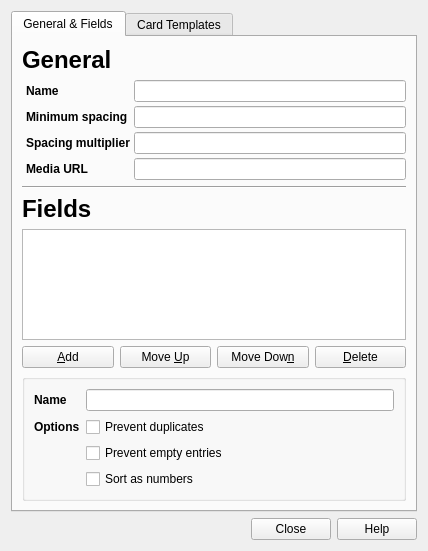
Qt form designer/modelproperties.ui (ankitects/anki) before a commit.
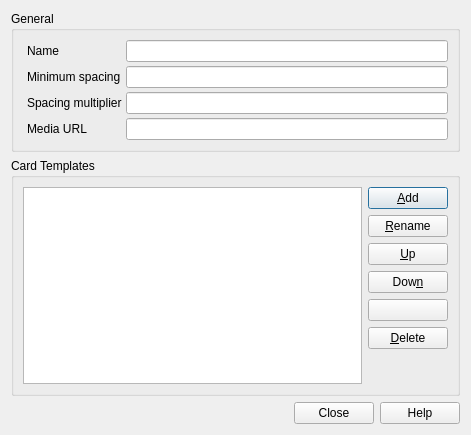
The same form after that commit.

The edit to the form file:
```diff
--- a/designer/modelproperties.ui
+++ b/designer/modelproperties.ui
@@ -9,8 +9,8 @@
    <rect>
     <x>0</x>
     <y>0</y>
-    <width>420</width>
-    <height>551</height>
+    <width>471</width>
+    <height>435</height>
    </rect>
   </property>
   <property name="windowTitle">
@@ -18,30 +18,13 @@
   </property>
   <layout class="QVBoxLayout" name="verticalLayout">
    <item>
-    <widget class="QTabWidget" name="tabWidget">
-     <property name="currentIndex">
-      <number>0</number>
+    <widget class="QGroupBox" name="groupBox">
+     <property name="title">
+      <string>General</string>
      </property>
-     <widget class="QWidget" name="tab_2">
-      <attribute name="title">
-       <string>General &amp;&amp; Fields</string>
-      </attribute>
-      <layout class="QVBoxLayout">
-       <property name="spacing">
-        <number>6</number>
-       </property>
-       <property name="margin">
-        <number>9</number>
-       </property>
+     <layout class="QVBoxLayout" name="verticalLayout_2">
        <item>
-        <widget class="QLabel" name="label_2">
-         <property name="text">
-          <string>&lt;h1&gt;General&lt;/h1&gt;</string>
-         </property>
-        </widget>
-       </item>
-       <item>
-        <layout class="QGridLayout" name="gridLayout">
+       <layout class="QGridLayout" name="gridLayout_2">
          <property name="leftMargin">
           <number>4</number>
          </property>
@@ -49,9 +32,9 @@
           <number>4</number>
          </property>
          <item row="0" column="0">
-          <widget class="QLabel" name="label">
+         <widget class="QLabel" name="label_2">
            <property name="text">
-            <string>&lt;b&gt;Name&lt;/b&gt;</string>
+           <string>Name</string>
            </property>
            <property name="alignment">
             <set>Qt::AlignLeading|Qt::AlignLeft|Qt::AlignVCenter</set>
@@ -62,9 +45,9 @@
           <widget class="QLineEdit" name="name"/>
          </item>
          <item row="1" column="0">
-          <widget class="QLabel" name="label_19">
+         <widget class="QLabel" name="label_20">
            <property name="text">
-            <string>&lt;b&gt;Minimum spacing&lt;/b&gt;</string>
+           <string>Minimum spacing</string>
            </property>
            <property name="openExternalLinks">
             <bool>true</bool>
@@ -72,13 +55,9 @@
           </widget>
          </item>
          <item row="2" column="0">
-          <widget class="QLabel" name="label_25">
+         <widget class="QLabel" name="label_26">
            <property name="text">
-            <string>&lt;!DOCTYPE HTML PUBLIC &quot;-//W3C//DTD HTML 4.0//EN&quot; &quot;http://www.w3.org/TR/REC-html40/strict.dtd&quot;&gt;
-&lt;html&gt;&lt;head&gt;&lt;meta name=&quot;qrichtext&quot; content=&quot;1&quot; /&gt;&lt;style type=&quot;text/css&quot;&gt;
-p, li { white-space: pre-wrap; }
-&lt;/style&gt;&lt;/head&gt;&lt;body style=&quot; font-family:'DejaVu Sans'; font-size:9pt; font-weight:400; font-style:normal;&quot;&gt;
-&lt;p style=&quot; margin-top:0px; margin-bottom:0px; margin-left:0px; margin-right:0px; -qt-block-indent:0; text-indent:0px;&quot;&gt;&lt;span style=&quot; font-weight:600;&quot;&gt;Spacing multiplier&lt;/span&gt;&lt;/p&gt;&lt;/body&gt;&lt;/html&gt;</string>
+           <string>Spacing multiplier</string>
            </property>
            <property name="openExternalLinks">
             <bool>true</bool>
@@ -86,23 +65,23 @@
           </widget>
          </item>
          <item row="1" column="1">
-          <layout class="QHBoxLayout" name="horizontalLayout_3">
+         <layout class="QHBoxLayout" name="horizontalLayout_5">
            <item>
             <widget class="QLineEdit" name="initialSpacing"/>
            </item>
           </layout>
          </item>
          <item row="2" column="1">
-          <layout class="QHBoxLayout" name="horizontalLayout_4">
+         <layout class="QHBoxLayout" name="horizontalLayout_6">
            <item>
             <widget class="QLineEdit" name="spacing"/>
            </item>
           </layout>
          </item>
          <item row="3" column="0">
-          <widget class="QLabel" name="label_4">
+         <widget class="QLabel" name="label_5">
            <property name="text">
-            <string>&lt;b&gt;Media URL&lt;/B&gt;</string>
+           <string>Media URL</string>
            </property>
           </widget>
          </item>
@@ -111,182 +90,18 @@
          </item>
         </layout>
        </item>
-       <item>
-        <widget class="Line" name="line_3">
-         <property name="orientation">
-          <enum>Qt::Horizontal</enum>
-         </property>
-        </widget>
-       </item>
-       <item>
-        <widget class="QLabel" name="label_6">
-         <property name="text">
-          <string>&lt;h1&gt;Fields&lt;/h1&gt;</string>
-         </property>
-        </widget>
-       </item>
-       <item>
-        <layout class="QHBoxLayout">
-         <property name="spacing">
-          <number>6</number>
-         </property>
-         <property name="margin">
-          <number>0</number>
-         </property>
-         <item>
-          <widget class="QListWidget" name="fieldList">
-           <property name="sizePolicy">
-            <sizepolicy hsizetype="Expanding" vsizetype="Expanding">
-             <horstretch>0</horstretch>
-             <verstretch>0</verstretch>
-            </sizepolicy>
-           </property>
-           <property name="minimumSize">
-            <size>
-             <width>0</width>
-             <height>60</height>
-            </size>
-           </property>
-          </widget>
-         </item>
-        </layout>
-       </item>
-       <item>
-        <layout class="QHBoxLayout" name="horizontalLayout">
-         <item>
-          <widget class="QPushButton" name="fieldAdd">
-           <property name="text">
-            <string>&amp;Add</string>
-           </property>
-           <property name="autoDefault">
-            <bool>false</bool>
-           </property>
+     </layout>
           </widget>
          </item>
          <item>
-          <widget class="QPushButton" name="fieldUp">
-           <property name="toolTip">
-            <string>Move selected field up</string>
-           </property>
-           <property name="text">
-            <string>Move &amp;Up</string>
-           </property>
-           <property name="autoDefault">
-            <bool>false</bool>
-           </property>
-          </widget>
-         </item>
-         <item>
-          <widget class="QPushButton" name="fieldDown">
-           <property name="toolTip">
-            <string>Move selected field down</string>
-           </property>
-           <property name="text">
-            <string>Move Dow&amp;n</string>
-           </property>
-           <property name="autoDefault">
-            <bool>false</bool>
-           </property>
-          </widget>
-         </item>
-         <item>
-          <widget class="QPushButton" name="fieldDelete">
-           <property name="text">
-            <string>&amp;Delete</string>
-           </property>
-           <property name="autoDefault">
-            <bool>false</bool>
-           </property>
-          </widget>
-         </item>
-        </layout>
-       </item>
-       <item>
-        <widget class="QGroupBox" name="fieldEditBox">
+    <widget class="QGroupBox" name="groupBox_2">
          <property name="title">
-          <string/>
-         </property>
-         <property name="flat">
-          <bool>false</bool>
-         </property>
-         <layout class="QVBoxLayout" name="verticalLayout_2">
-          <item>
-           <layout class="QGridLayout" name="_2">
-            <property name="margin">
-             <number>0</number>
-            </property>
-            <property name="spacing">
-             <number>6</number>
-            </property>
-            <item row="1" column="0">
-             <widget class="QLabel" name="label_18">
-              <property name="text">
-               <string>&lt;b&gt;Options&lt;/b&gt;</string>
-              </property>
-             </widget>
-            </item>
-            <item row="0" column="1">
-             <widget class="QLineEdit" name="fieldName"/>
-            </item>
-            <item row="1" column="1">
-             <widget class="QCheckBox" name="fieldUnique">
-              <property name="text">
-               <string>Prevent duplicates</string>
-              </property>
-             </widget>
-            </item>
-            <item row="0" column="0">
-             <widget class="QLabel" name="label_20">
-              <property name="text">
-               <string>&lt;b&gt;Name&lt;/b&gt;</string>
-              </property>
-              <property name="alignment">
-               <set>Qt::AlignLeading|Qt::AlignLeft|Qt::AlignVCenter</set>
-              </property>
-             </widget>
-            </item>
-            <item row="2" column="1">
-             <widget class="QCheckBox" name="fieldRequired">
-              <property name="text">
-               <string>Prevent empty entries</string>
-              </property>
-             </widget>
-            </item>
-            <item row="3" column="1">
-             <widget class="QCheckBox" name="numeric">
-              <property name="text">
-               <string>Sort as numbers</string>
-              </property>
-             </widget>
-            </item>
-           </layout>
-          </item>
-         </layout>
-        </widget>
-       </item>
-      </layout>
-     </widget>
-     <widget class="QWidget" name="tab_3">
-      <attribute name="title">
        <string>Card Templates</string>
-      </attribute>
-      <layout class="QGridLayout" name="gridLayout_2">
-       <item row="0" column="0">
-        <widget class="QLabel" name="label_8">
-         <property name="text">
-          <string>&lt;h1&gt;Card Templates&lt;/h1&gt;</string>
-         </property>
-        </widget>
-       </item>
-       <item row="1" column="0">
-        <layout class="QHBoxLayout">
-         <property name="spacing">
-          <number>6</number>
-         </property>
-         <property name="margin">
-          <number>0</number>
-         </property>
+     </property>
+     <layout class="QVBoxLayout" name="verticalLayout_5">
          <item>
+       <layout class="QGridLayout" name="gridLayout_4">
+        <item row="0" column="0">
           <widget class="QListWidget" name="cardList">
            <property name="sizePolicy">
             <sizepolicy hsizetype="Expanding" vsizetype="Preferred">
@@ -302,10 +117,8 @@
            </property>
           </widget>
          </item>
-        </layout>
-       </item>
-       <item row="2" column="0">
-        <layout class="QHBoxLayout" name="horizontalLayout_2">
+        <item row="0" column="1">
+         <layout class="QVBoxLayout" name="verticalLayout_4">
          <item>
           <widget class="QPushButton" name="cardAdd">
            <property name="text">
@@ -313,13 +126,20 @@
            </property>
           </widget>
          </item>
+          <item>
+           <widget class="QPushButton" name="cardRename">
+            <property name="text">
+             <string>&amp;Rename</string>
+            </property>
+           </widget>
+          </item>
          <item>
           <widget class="QPushButton" name="cardUp">
            <property name="toolTip">
             <string>Move selected card model up</string>
            </property>
            <property name="text">
-            <string>Move &amp;Up</string>
+             <string>&amp;Up</string>
            </property>
           </widget>
          </item>
@@ -329,7 +149,7 @@
             <string>Move selected card model down</string>
            </property>
            <property name="text">
-            <string>Move Dow&amp;n</string>
+             <string>Dow&amp;n</string>
            </property>
           </widget>
          </item>
@@ -347,136 +167,24 @@
            </property>
           </widget>
          </item>
-        </layout>
-       </item>
-       <item row="3" column="0">
-        <widget class="QGroupBox" name="cardEditBox">
-         <property name="sizePolicy">
-          <sizepolicy hsizetype="Preferred" vsizetype="Expanding">
-           <horstretch>0</horstretch>
-           <verstretch>0</verstretch>
-          </sizepolicy>
-         </property>
-         <property name="title">
-          <string/>
-         </property>
-         <layout class="QVBoxLayout" name="verticalLayout_3">
           <item>
-           <layout class="QGridLayout" name="_3">
-            <property name="margin">
-             <number>0</number>
+           <spacer name="verticalSpacer_3">
+            <property name="orientation">
+             <enum>Qt::Vertical</enum>
             </property>
-            <property name="spacing">
-             <number>6</number>
+            <property name="sizeHint" stdset="0">
+             <size>
+              <width>20</width>
+              <height>40</height>
+             </size>
             </property>
-            <item row="3" column="0">
-             <widget class="QLabel" name="label_23">
-              <property name="text">
-               <string>&lt;b&gt;Options&lt;/b&gt;</string>
-              </property>
-             </widget>
-            </item>
-            <item row="2" column="1">
-             <widget class="QTextEdit" name="cardAnswer">
-              <property name="sizePolicy">
-               <sizepolicy hsizetype="Expanding" vsizetype="Expanding">
-                <horstretch>0</horstretch>
-                <verstretch>0</verstretch>
-               </sizepolicy>
-              </property>
-              <property name="horizontalScrollBarPolicy">
-               <enum>Qt::ScrollBarAlwaysOff</enum>
-              </property>
-              <property name="tabChangesFocus">
-               <bool>true</bool>
-              </property>
-              <property name="acceptRichText">
-               <bool>false</bool>
-              </property>
-             </widget>
-            </item>
-            <item row="2" column="0">
-             <widget class="QLabel" name="label_15">
-              <property name="text">
-               <string>&lt;b&gt;Answer&lt;/b&gt;</string>
-              </property>
-              <property name="alignment">
-               <set>Qt::AlignLeading|Qt::AlignLeft|Qt::AlignVCenter</set>
-              </property>
-              <property name="openExternalLinks">
-               <bool>true</bool>
-              </property>
-             </widget>
-            </item>
-            <item row="0" column="1">
-             <widget class="QLineEdit" name="cardName"/>
-            </item>
-            <item row="1" column="1">
-             <widget class="QTextEdit" name="cardQuestion">
-              <property name="sizePolicy">
-               <sizepolicy hsizetype="Expanding" vsizetype="Expanding">
-                <horstretch>0</horstretch>
-                <verstretch>0</verstretch>
-               </sizepolicy>
-              </property>
-              <property name="horizontalScrollBarPolicy">
-               <enum>Qt::ScrollBarAlwaysOff</enum>
-              </property>
-              <property name="tabChangesFocus">
-               <bool>true</bool>
-              </property>
-             </widget>
-            </item>
-            <item row="0" column="0">
-             <widget class="QLabel" name="label_12">
-              <property name="text">
-               <string>&lt;b&gt;Name&lt;/b&gt;</string>
-              </property>
-              <property name="alignment">
-               <set>Qt::AlignLeading|Qt::AlignLeft|Qt::AlignVCenter</set>
-              </property>
-              <property name="openExternalLinks">
-               <bool>true</bool>
-              </property>
-             </widget>
-            </item>
-            <item row="1" column="0">
-             <widget class="QLabel" name="label_14">
-              <property name="text">
-               <string>&lt;b&gt;Question&lt;/b&gt;</string>
-              </property>
-              <property name="alignment">
-               <set>Qt::AlignLeading|Qt::AlignLeft|Qt::AlignVCenter</set>
-              </property>
-              <property name="openExternalLinks">
-               <bool>true</bool>
-              </property>
-             </widget>
-            </item>
-            <item row="3" column="1">
-             <widget class="QComboBox" name="typeAnswer"/>
-            </item>
-            <item row="4" column="1">
-             <widget class="QCheckBox" name="questionInAnswer">
-              <property name="text">
-               <string>Hide the question when showing answer</string>
-              </property>
-             </widget>
-            </item>
-            <item row="5" column="1">
-             <widget class="QCheckBox" name="allowEmptyAnswer">
-              <property name="text">
-               <string>Allow the answer to be blank</string>
-              </property>
-             </widget>
-            </item>
+           </spacer>
+          </item>
            </layout>
           </item>
          </layout>
-        </widget>
-       </item>
-      </layout>
-     </widget>
+      </item>
+     </layout>
     </widget>
    </item>
    <item>
@@ -490,8 +198,6 @@
     </widget>
    </item>
   </layout>
-  <zorder>buttonBox</zorder>
-  <zorder>tabWidget</zorder>
  </widget>
  <tabstops>
   <tabstop>tabWidget</tabstop>
```
Left out of the diff: 29 changed lines with no effect on the pictures. Lines whose indentation alone changed are shown as unchanged.
